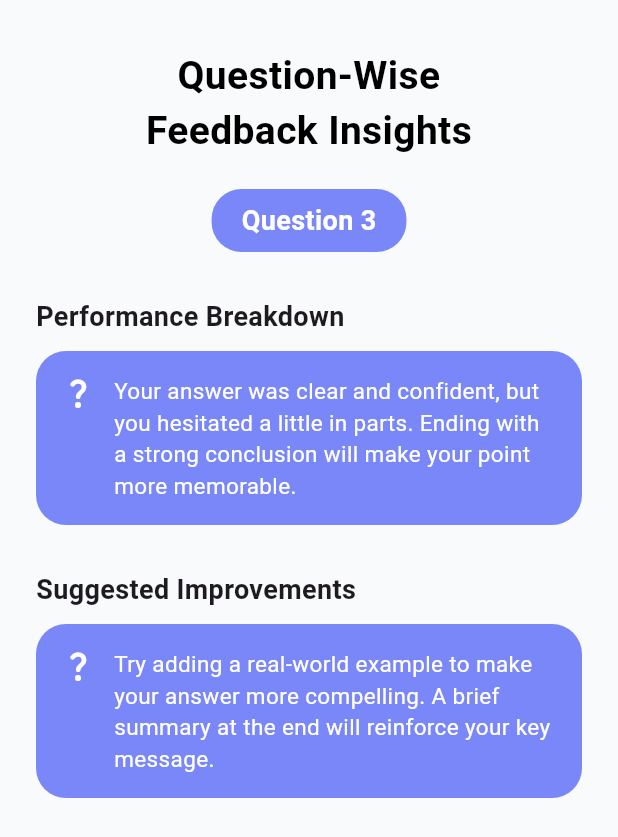
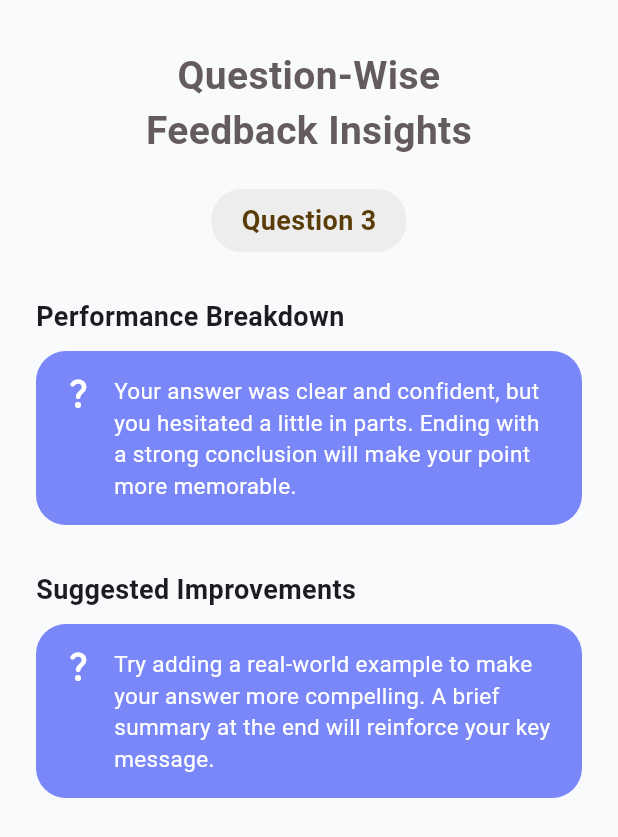
Before and after one commit to SapphireAG/AI-Interview-Coach-Talk2Hire, a Flutter app: the screen it shows after launch, on a phone screen of 412 x 824 dp. Shown: the top 837 px of the screen. Run offline on Flutter 3.47's test engine with Material 3 defaults, Android fonts, the phone set to English and light mode, and no system bars; our stand-ins replace audioplayers, camera; missing offline and left inert: record.

Commit message:
chnged colors

```diff
--- a/flutter_frontend/lib/feedback_page.dart
+++ b/flutter_frontend/lib/feedback_page.dart
@@ -24,7 +24,7 @@ class _FeedbackPageState extends State<FeedbackPage> {
                   style: TextStyle(
                     fontSize: 26,
                     fontWeight: FontWeight.bold,
-                    color: Colors.black,
+                    color: Color.fromARGB(255, 100 , 92 , 92),
                   ),
                 ),
               ),
@@ -37,14 +37,14 @@ class _FeedbackPageState extends State<FeedbackPage> {
                   vertical: 8,
                 ),
                 decoration: BoxDecoration(
-                  color: Color(0xFF7A87F9),
+                  color: Color.fromARGB(255, 237, 237, 237),
                   borderRadius: BorderRadius.circular(20),
                 ),
                 child: const Text(
                   "Question 3",
                   style: TextStyle(
                     fontSize: 18,
-                    color: Colors.white,
+                    color: Color.fromARGB(255, 90, 60, 9),
                     fontWeight: FontWeight.w600,
                   ),
                 ),
```
